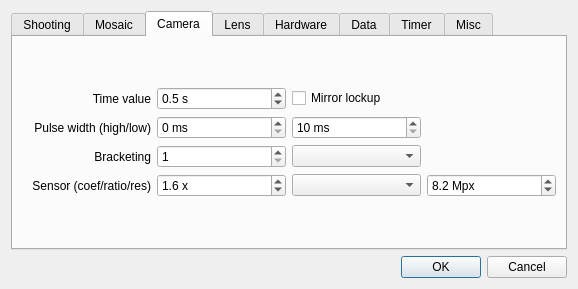
Qt form papywizard/view/configDialog.ui (bingostar89/Papywizard) before a commit.
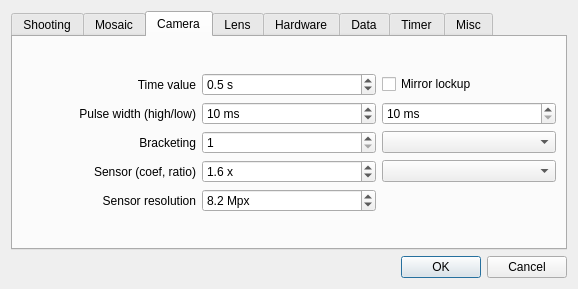
The same form after that commit. The open tabs and pages were chosen to show the change. Icons and pictures are not drawn.

Commit message: Changed camera tab stuffs

```diff
--- a/papywizard/view/configDialog.ui
+++ b/papywizard/view/configDialog.ui
@@ -370,7 +370,7 @@
          <item row="3" column="0" >
           <widget class="QLabel" name="label_9" >
            <property name="text" >
-            <string>Sensor (coef/ratio/res)</string>
+            <string>Sensor (coef, ratio)</string>
            </property>
            <property name="alignment" >
             <set>Qt::AlignRight|Qt::AlignTrailing|Qt::AlignVCenter</set>
@@ -429,22 +429,6 @@
            </item>
           </widget>
          </item>
-         <item row="3" column="3" >
-          <widget class="QDoubleSpinBox" name="sensorResolutionDoubleSpinBox" >
-           <property name="suffix" >
-            <string> Mpx</string>
-           </property>
-           <property name="decimals" >
-            <number>1</number>
-           </property>
-           <property name="singleStep" >
-            <double>0.100000000000000</double>
-           </property>
-           <property name="value" >
-            <double>8.199999999999999</double>
-           </property>
-          </widget>
-         </item>
          <item row="1" column="1" >
           <widget class="QSpinBox" name="pulseWidthHighSpinBox" >
            <property name="toolTip" >
@@ -465,6 +449,9 @@
            <property name="singleStep" >
             <number>10</number>
            </property>
+           <property name="value" >
+            <number>10</number>
+           </property>
           </widget>
          </item>
          <item row="1" column="2" >
@@ -491,6 +478,9 @@
            <property name="alignment" >
             <set>Qt::AlignRight|Qt::AlignTrailing|Qt::AlignVCenter</set>
            </property>
+           <property name="margin" >
+            <number>5</number>
+           </property>
           </widget>
          </item>
          <item row="0" column="2" >
@@ -500,6 +490,35 @@
            </property>
           </widget>
          </item>
+         <item row="4" column="1" >
+          <widget class="QDoubleSpinBox" name="sensorResolutionDoubleSpinBox" >
+           <property name="suffix" >
+            <string> Mpx</string>
+           </property>
+           <property name="decimals" >
+            <number>1</number>
+           </property>
+           <property name="singleStep" >
+            <double>0.100000000000000</double>
+           </property>
+           <property name="value" >
+            <double>8.199999999999999</double>
+           </property>
+          </widget>
+         </item>
+         <item row="4" column="0" >
+          <widget class="QLabel" name="label_11" >
+           <property name="text" >
+            <string>Sensor resolution</string>
+           </property>
+           <property name="alignment" >
+            <set>Qt::AlignRight|Qt::AlignTrailing|Qt::AlignVCenter</set>
+           </property>
+           <property name="margin" >
+            <number>5</number>
+           </property>
+          </widget>
+         </item>
         </layout>
        </item>
       </layout>
```
